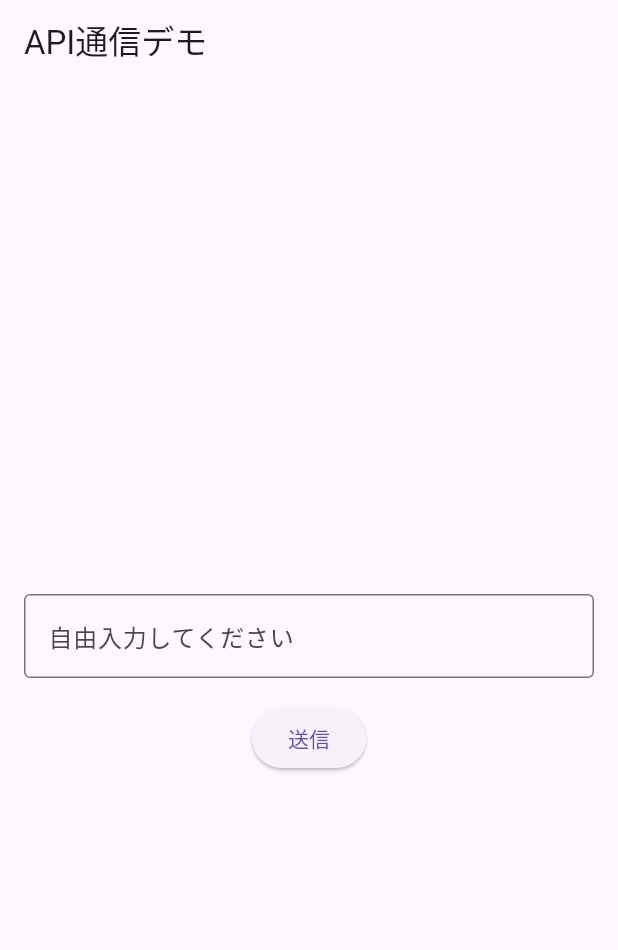
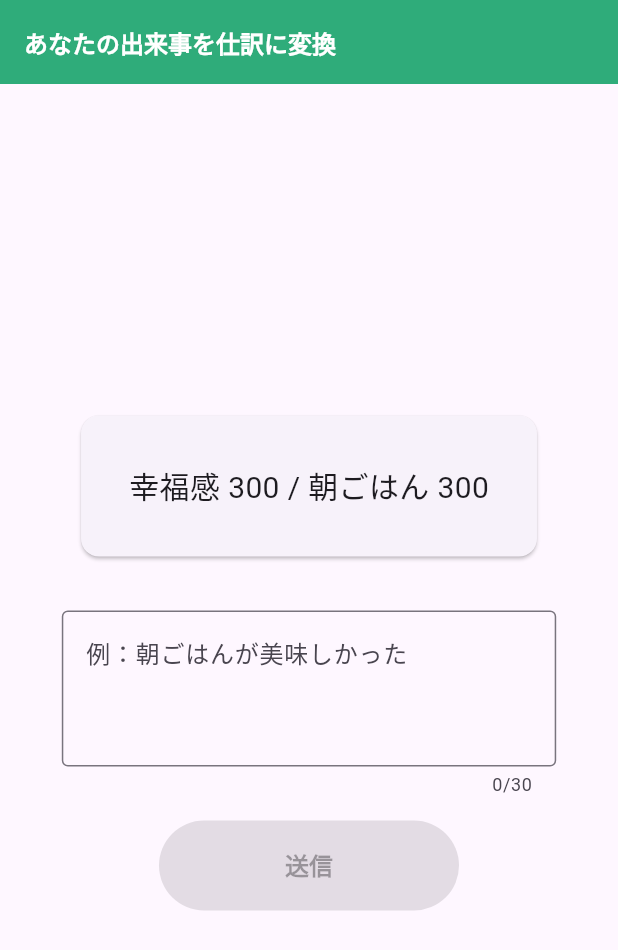
Before and after one commit to taroooth/siwake_joke, a Flutter app: the screen it shows after launch, on a phone screen of 412 x 824 dp. Shown: the top 950 px of the screen. Run offline on Flutter 3.47's test engine with Material 3 defaults, Android fonts, the phone set to English and light mode, and no system bars; our stand-ins replace google_generative_ai.

Commit message:
デザインを修正

```diff
--- a/lib/main.dart
+++ b/lib/main.dart
@@ -1,7 +1,8 @@
 import 'dart:convert';
-import 'dart:html';
 import 'package:flutter/material.dart';
 import 'package:google_generative_ai/google_generative_ai.dart';
+import 'package:siwake_joke/model/shiwake/karikata.dart';
+import 'package:siwake_joke/model/shiwake/kashikata.dart';
 import 'package:siwake_joke/model/shiwake/shiwake.dart';
 
 // Strategyパターン: API通信処理の抽象インターフェース
@@ -175,6 +176,7 @@ class MyApp extends StatelessWidget {
   @override
   Widget build(BuildContext context) {
     return MaterialApp(
+      debugShowCheckedModeBanner: false,
       home: HomePage(),
     );
   }
@@ -187,11 +189,11 @@ class HomePage extends StatefulWidget {
 }
 
 class _HomePageState extends State<HomePage> {
-  final _textController = TextEditingController();
   final ContentController _controller = ContentController();
-  List<Shiwake> _shiwakeList = [];
+  List<Shiwake>? _shiwakeList;
   bool _loading = false;
   String _error = '';
+  String _input = '';
 
   void _handleSubmit() async {
     // Commandパターン: ユーザーの操作を命令として実行
@@ -200,13 +202,12 @@ class _HomePageState extends State<HomePage> {
       _error = '';
     });
     try {
-      final shiwakeList = await _controller.fetchContent(_textController.text);
+      final shiwakeList = await _controller.fetchContent(_input);
       // Observerパターン: 状態変化をsetStateで通知
       setState(() {
         _shiwakeList = shiwakeList;
       });
     } catch (e) {
-      print('エラーが発生しました: $e');
       setState(() {
         _error = 'エラーが発生しました: $e';
       });
@@ -219,14 +220,35 @@ class _HomePageState extends State<HomePage> {
 
   @override
   Widget build(BuildContext context) {
+    final sampleCard = _card(
+      [
+        Shiwake(
+          karikata: Karikata(kamoku: '幸福感', amount: 300),
+          kashikata: Kashikata(kamoku: '朝ごはん', amount: 300),
+        ),
+      ],
+    );
+    final buttonIsEnabled = !_loading && _input.isNotEmpty;
     // Observerパターン: 状態変化によりUIを更新
     return Scaffold(
       appBar: AppBar(
-        title: const Text('API通信デモ'),
+        backgroundColor: const Color(0XFF27BA74),
+        elevation: 10,
+        title: const Text(
+          'あなたの出来事を仕訳に変換',
+          style: TextStyle(
+            color: Colors.white,
+            fontSize: 16,
+            fontWeight: FontWeight.bold,
+          ),
+        ),
       ),
       body: Center(
         child: Padding(
-          padding: const EdgeInsets.all(16.0),
+          padding: const EdgeInsets.symmetric(
+            horizontal: 16,
+            vertical: 32,
+          ),
           child: Column(
             mainAxisAlignment: MainAxisAlignment.center,
             children: [
@@ -234,30 +256,39 @@ class _HomePageState extends State<HomePage> {
                   ? const CircularProgressIndicator()
                   : _error.isNotEmpty
                       ? Text(_error)
-                      : Column(
-                          children: _shiwakeList
-                              .map(
-                                (shiwake) => Card(
-                                  child: Padding(
-                                    padding: const EdgeInsets.all(16.0),
-                                    child: Text('${shiwake.karikata.kamoku} ${shiwake.karikata.amount} / ${shiwake.kashikata.kamoku} ${shiwake.kashikata.amount}'),
-                                  ),
-                                ),
-                              )
-                              .toList(),
-                        ),
+                      : _shiwakeList == null
+                          ? sampleCard
+                          : _card(_shiwakeList!),
               const SizedBox(height: 32),
-              TextField(
-                controller: _textController,
-                decoration: const InputDecoration(
-                  labelText: '自由入力してください',
-                  border: OutlineInputBorder(),
+              SizedBox(
+                width: MediaQuery.of(context).size.width * 0.8,
+                child: TextField(
+                  maxLength: 30,
+                  maxLines: 3,
+                  decoration: const InputDecoration(
+                    hintText: '例：朝ごはんが美味しかった',
+                    border: OutlineInputBorder(),
+                  ),
+                  onChanged: (value) {
+                    setState(() {
+                      _input = value;
+                    });
+                  },
                 ),
               ),
               const SizedBox(height: 16),
               ElevatedButton(
-                onPressed: _loading ? null : _handleSubmit,
-                child: const Text('送信'),
+                onPressed: buttonIsEnabled ? _handleSubmit : null,
+                style: ElevatedButton.styleFrom(
+                  minimumSize: const Size(200, 60),
+                ),
+                child: const Text(
+                  '送信',
+                  style: TextStyle(
+                    fontSize: 16,
+                    fontWeight: FontWeight.bold,
+                  ),
+                ),
               ),
             ],
           ),
@@ -265,4 +296,24 @@ class _HomePageState extends State<HomePage> {
       ),
     );
   }
+
+  Widget _card(List<Shiwake> list) {
+    return Card(
+      child: Padding(
+        padding: const EdgeInsets.all(32),
+        child: Column(
+          children: list.map((shiwake) {
+            final karikata = shiwake.karikata;
+            final kashikata = shiwake.kashikata;
+            return Text(
+              '${karikata.kamoku} ${karikata.amount} / ${kashikata.kamoku} ${kashikata.amount}',
+              style: const TextStyle(
+                fontSize: 20,
+              ),
+            );
+          }).toList(),
+        ),
+      ),
+    );
+  }
 }
```
